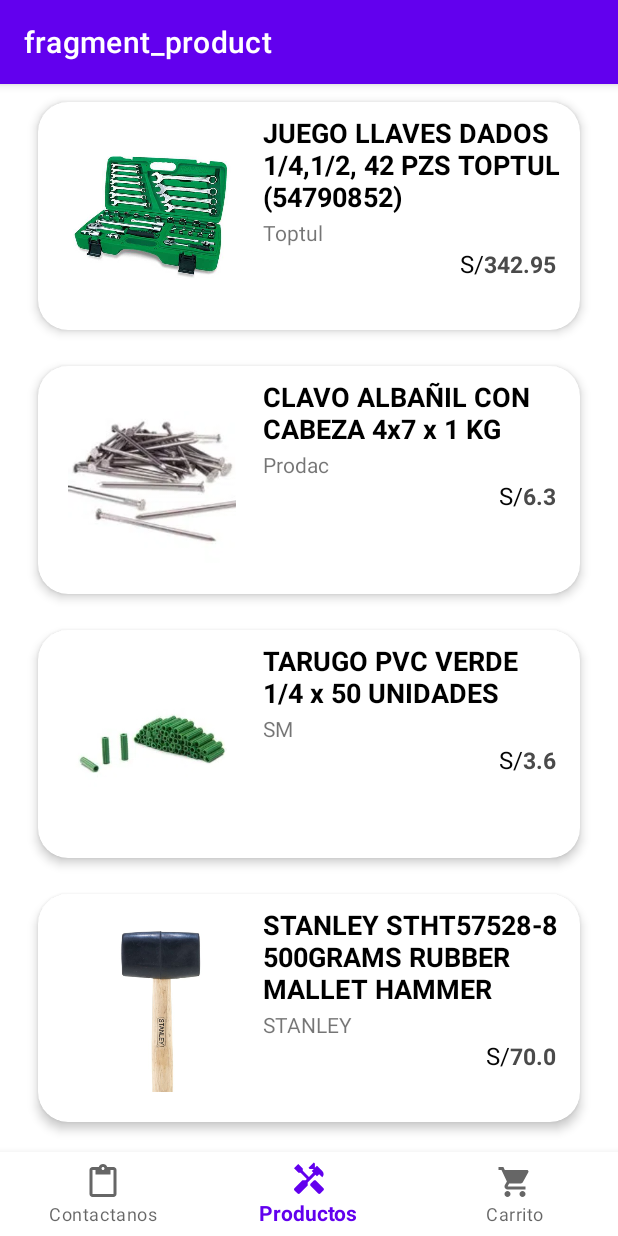
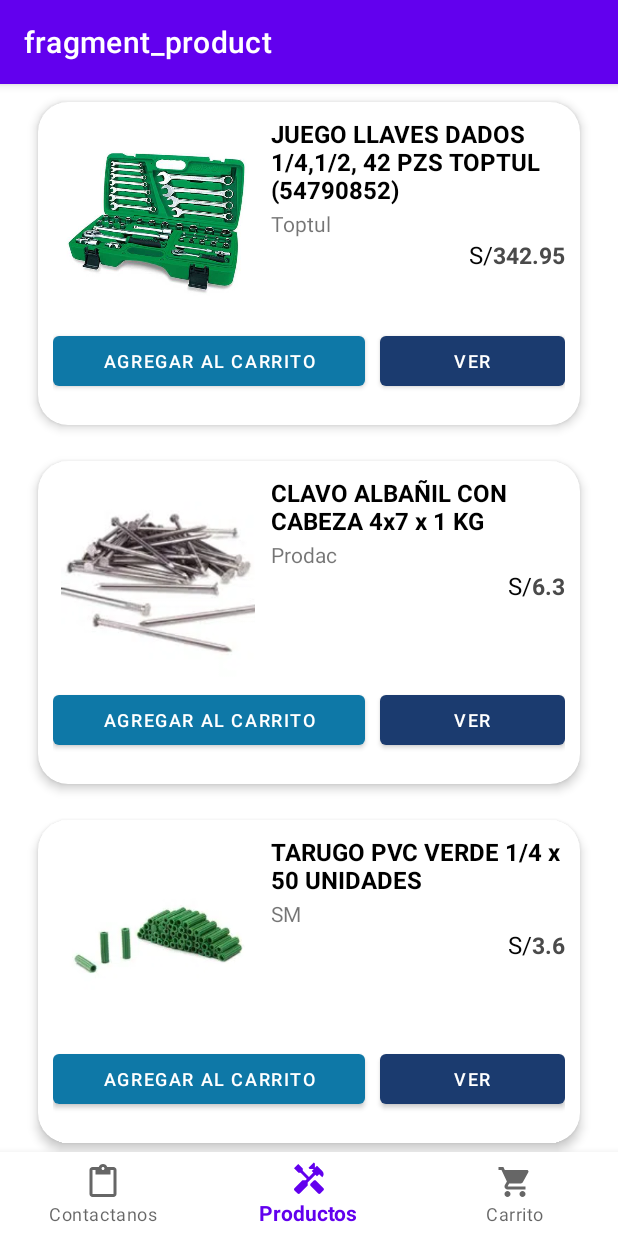
Before and after one commit to Nathoriz/Ferret, an Android app: the ProductFragment screen opened directly, with no data from a screen before it, on a phone screen of 412 x 824 dp. Run offline under Robolectric (Android 15) with nearby library versions, the phone set to English and light mode, and no system bars; our stand-ins replace navigation-ui; 1 statement that could not run was skipped.

Commit message:
Cambio de diseños de list_product y Product adapter

```diff
--- a/app/src/main/AndroidManifest.xml
+++ b/app/src/main/AndroidManifest.xml
@@ -9,7 +9,7 @@
         android:roundIcon="@mipmap/ic_launcher_round"
         android:supportsRtl="true"
         android:theme="@style/Theme.FERRETERIA">
-        <activity android:name=".ProductDetailActivity"></activity>
+        <activity android:name=".ProductDetailActivity" />
         <activity android:name=".DetailProductActivity" />
         <activity android:name=".SplashActivity">
             <intent-filter>
--- a/app/src/main/java/edu/pe/idat/ferreteria/ProductDetailActivity.java
+++ b/app/src/main/java/edu/pe/idat/ferreteria/ProductDetailActivity.java
@@ -57,7 +57,7 @@ public class ProductDetailActivity extends AppCompatActivity implements View.OnC
         }else if(v.getId() == binding.btnbuy.getId()){
             mensaje(String.valueOf(amount * priceproduct));
         }else if(v.getId() == binding.btnaddtocart.getId()){
-
+            //FALTA PROGRAMAR
         }
     }
 
--- a/app/src/main/java/edu/pe/idat/ferreteria/ProductFragment.java
+++ b/app/src/main/java/edu/pe/idat/ferreteria/ProductFragment.java
@@ -15,6 +15,8 @@ import edu.pe.idat.ferreteria.modelo.ModelProduct;
 public class ProductFragment extends Fragment {
 
     private FragmentProductBinding binding;
+
+    ArrayList<ModelProduct> shoppingCart;
 
     public ProductFragment() {
         // Required empty public constructor
--- a/app/src/main/java/edu/pe/idat/ferreteria/adapter/AdapterProduct.java
+++ b/app/src/main/java/edu/pe/idat/ferreteria/adapter/AdapterProduct.java
@@ -5,6 +5,7 @@ import android.content.Intent;
 import android.view.LayoutInflater;
 import android.view.View;
 import android.view.ViewGroup;
+import android.widget.Button;
 import android.widget.ImageView;
 import android.widget.TextView;
 
@@ -24,10 +25,16 @@ public class AdapterProduct extends RecyclerView.Adapter<AdapterProduct.ViewHold
      private Context context;
      private ArrayList<ModelProduct> list;
 
+     // Nuevo adición
+     private ArrayList<ModelProduct> shoppingCartList;
+     // Fin de adición
 
     public AdapterProduct(Context context){
         this.context = context;
         list = new ArrayList<>();
+        // Nuevo adición
+        shoppingCartList = new ArrayList<>();
+        // Fin de adición
     }
 
 
@@ -46,7 +53,7 @@ public class AdapterProduct extends RecyclerView.Adapter<AdapterProduct.ViewHold
         holder.brand.setText(item.getMarca());
         holder.price.setText(String.valueOf(item.getPrecio()));
         holder.productImage.setImageResource(item.getImagen());
-
+        /*
         holder.cardView.setOnClickListener(new View.OnClickListener() {
             @Override
             public void onClick(View v) {
@@ -55,6 +62,39 @@ public class AdapterProduct extends RecyclerView.Adapter<AdapterProduct.ViewHold
                 context.startActivity(intentDetailProduct);
             }
         });
+        */
+
+        // Nuevo adición
+        holder.showDetailProduct.setOnClickListener(new View.OnClickListener() {
+            @Override
+            public void onClick(View v) {
+                Intent intentDetailProduct = new Intent(context, ProductDetailActivity.class);
+                intentDetailProduct.putExtra("product", item);
+                context.startActivity(intentDetailProduct);
+            }
+        });
+
+        holder.addToCart.setOnClickListener(new View.OnClickListener() {
+            @Override
+            public void onClick(View v) {
+                if(holder.addToCart.getText() == "AGREGAR AL CARRITO"){
+                    shoppingCartList.add(item);
+                    holder.addToCart.setText("HOLA");
+                }else if(holder.addToCart.getText() == "ELIMINAR DEL CARRITO"){
+                    shoppingCartList.remove(item);
+                    holder.addToCart.setText("AGREGAR AL CARRITO");
+                }
+
+
+
+
+                /*
+                Intent intentDetailProduct = new Intent(context, ProductDetailActivity.class);
+                intentDetailProduct.putExtra("product", item);
+                context.startActivity(intentDetailProduct);*/
+            }
+        });
+        // Fin adición
     }
 
     @Override
@@ -66,6 +106,7 @@ public class AdapterProduct extends RecyclerView.Adapter<AdapterProduct.ViewHold
         TextView name, brand, price;
         ImageView productImage;
         CardView cardView;
+        Button showDetailProduct,addToCart;
 
         public ViewHolder(View itemView) {
             super(itemView);
@@ -74,6 +115,10 @@ public class AdapterProduct extends RecyclerView.Adapter<AdapterProduct.ViewHold
             price = itemView.findViewById(R.id.txtprecioproducto);
             productImage = itemView.findViewById(R.id.ivimagenproducto);
             cardView= itemView.findViewById(R.id.cv);
+            // Nuevo adición
+            showDetailProduct = itemView.findViewById(R.id.btnshowdetailproduct);
+            addToCart = itemView.findViewById(R.id.btnaddtoshoppingcart);
+            // Fin adición
         }
     }
 
--- /dev/null
+++ b/app/src/main/java/edu/pe/idat/ferreteria/adapter/AdapterShoppingCart.java
@@ -0,0 +1,4 @@
+package edu.pe.idat.ferreteria.adapter;
+
+public class AdapterShoppingCart {
+}
--- /dev/null
+++ b/app/src/main/res/drawable/ic_baseline_add_shopping_cart_24.xml
@@ -0,0 +1,5 @@
+<vector android:height="24dp" android:tint="#FFFFFF"
+    android:viewportHeight="24" android:viewportWidth="24"
+    android:width="24dp" xmlns:android="http://schemas.android.com/apk/res/android">
+    <path android:fillColor="@android:color/white" android:pathData="M11,9h2L13,6h3L16,4h-3L13,1h-2v3L8,4v2h3v3zM7,18c-1.1,0 -1.99,0.9 -1.99,2S5.9,22 7,22s2,-0.9 2,-2 -0.9,-2 -2,-2zM17,18c-1.1,0 -1.99,0.9 -1.99,2s0.89,2 1.99,2 2,-0.9 2,-2 -0.9,-2 -2,-2zM7.17,14.75l0.03,-0.12 0.9,-1.63h7.45c0.75,0 1.41,-0.41 1.75,-1.03l3.86,-7.01L19.42,4h-0.01l-1.1,2 -2.76,5L8.53,11l-0.13,-0.27L6.16,6l-0.95,-2 -0.94,-2L1,2v2h2l3.6,7.59 -1.35,2.45c-0.16,0.28 -0.25,0.61 -0.25,0.96 0,1.1 0.9,2 2,2h12v-2L7.42,15c-0.13,0 -0.25,-0.11 -0.25,-0.25z"/>
+</vector>
--- a/app/src/main/res/layout/fragment_shopping_cart.xml
+++ b/app/src/main/res/layout/fragment_shopping_cart.xml
@@ -1,7 +1,9 @@
 <?xml version="1.0" encoding="utf-8"?>
-<FrameLayout xmlns:android="http://schemas.android.com/apk/res/android"
+<androidx.constraintlayout.widget.ConstraintLayout xmlns:android="http://schemas.android.com/apk/res/android"
     xmlns:tools="http://schemas.android.com/tools"
     android:layout_width="match_parent"
     android:layout_height="match_parent"
     tools:context=".ShoppingCartFragment">
-</FrameLayout>
+
+
+</androidx.constraintlayout.widget.ConstraintLayout>
--- a/app/src/main/res/layout/list_product.xml
+++ b/app/src/main/res/layout/list_product.xml
@@ -13,13 +13,13 @@
     <LinearLayout
         android:layout_width="match_parent"
         android:layout_height="wrap_content"
+        android:layout_margin="10dp"
         android:animateLayoutChanges="true"
         android:orientation="vertical">
 
         <RelativeLayout
             android:layout_width="match_parent"
-            android:layout_height="wrap_content"
-            android:padding="6dp">
+            android:layout_height="wrap_content">
 
             <ImageView
                 android:id="@+id/ivimagenproducto"
@@ -29,20 +29,16 @@
                 android:layout_alignParentLeft="true"
                 android:layout_centerVertical="true"
                 android:layout_gravity="center"
-                android:paddingLeft="14dp"
-                android:paddingRight="14dp"
+                android:paddingLeft="5dp"
+                android:paddingRight="5dp"
                 app:srcCompat="@drawable/img1" />
 
             <LinearLayout
                 android:layout_width="match_parent"
                 android:layout_height="wrap_content"
                 android:layout_alignParentTop="true"
-                android:layout_marginStart="4dp"
-                android:layout_marginLeft="4dp"
-                android:layout_marginTop="2dp"
-                android:layout_marginEnd="4dp"
-                android:layout_marginRight="4dp"
-                android:layout_marginBottom="4dp"
+                android:layout_marginStart="5dp"
+                android:layout_marginLeft="5dp"
                 android:layout_toEndOf="@+id/ivimagenproducto"
                 android:layout_toRightOf="@+id/ivimagenproducto"
                 android:orientation="vertical">
@@ -54,7 +50,7 @@
                     android:layout_marginBottom="2dp"
                     android:text="@string/valtxt_listproduct_name"
                     android:textColor="#000000"
-                    android:textSize="18sp"
+                    android:textSize="16sp"
                     android:textStyle="bold" />
 
                 <TextView
@@ -83,8 +79,6 @@
                         android:id="@+id/txtprecioproducto"
                         android:layout_width="wrap_content"
                         android:layout_height="wrap_content"
-                        android:layout_marginEnd="6dp"
-                        android:layout_marginRight="6dp"
                         android:layout_weight="0"
                         android:gravity="end"
                         android:text="@string/valtxt_listproduct_price"
@@ -93,7 +87,41 @@
                         android:textStyle="bold" />
 
                 </LinearLayout>
+
             </LinearLayout>
         </RelativeLayout>
+
+        <LinearLayout
+            android:layout_width="match_parent"
+            android:layout_height="match_parent"
+            android:orientation="horizontal">
+
+            <Button
+                android:id="@+id/btnaddtoshoppingcart"
+                android:layout_width="wrap_content"
+                android:layout_height="45dp"
+                android:layout_gravity="center_horizontal"
+                android:layout_marginTop="10dp"
+                android:layout_marginEnd="10dp"
+                android:layout_marginRight="10dp"
+                android:layout_weight="1"
+                android:text="AGREGAR AL CARRITO"
+                android:textSize="12sp"
+                app:backgroundTint="#FF0E78A7" />
+
+            <Button
+                android:id="@+id/btnshowdetailproduct"
+                android:layout_width="wrap_content"
+                android:layout_height="45dp"
+                android:layout_gravity="center_horizontal"
+                android:layout_marginTop="10dp"
+                android:layout_weight="1"
+                android:text="Ver"
+                android:textSize="12sp"
+                app:backgroundTint="#1B3B6F"
+                app:iconGravity="textStart"
+                app:iconPadding="0dp" />
+        </LinearLayout>
+
     </LinearLayout>
 </androidx.cardview.widget.CardView>
```
Also changed, not shown: app/src/main/java/edu/pe/idat/ferreteria/ShoppingCartFragment.java (+12 -7 lines).
